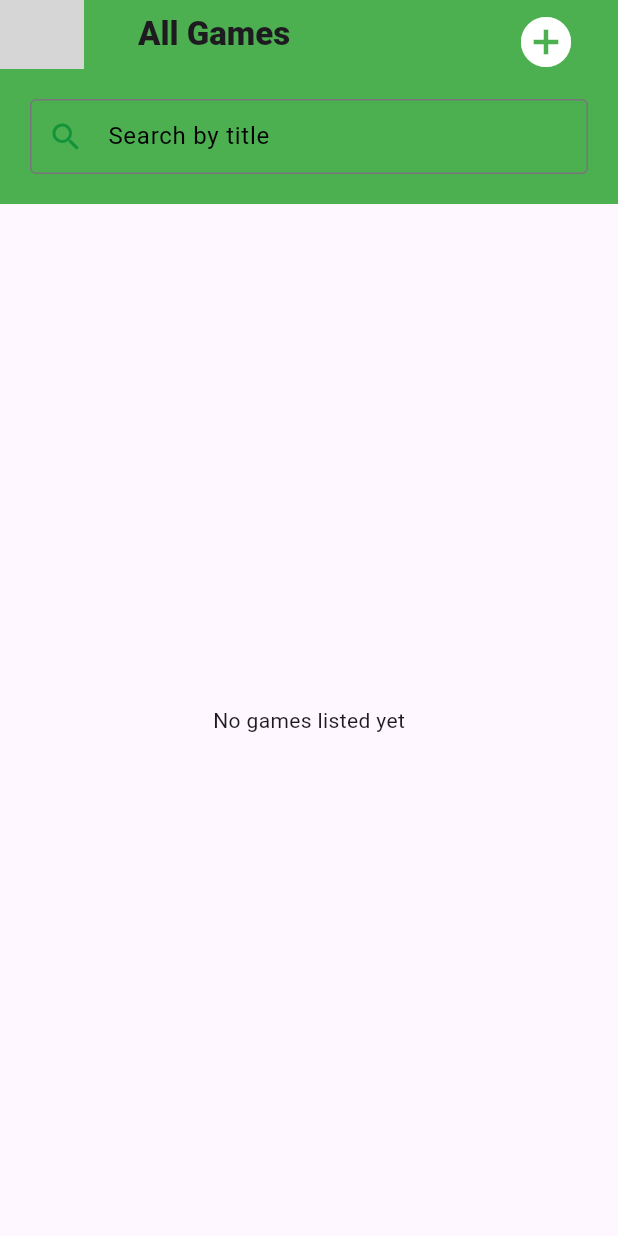
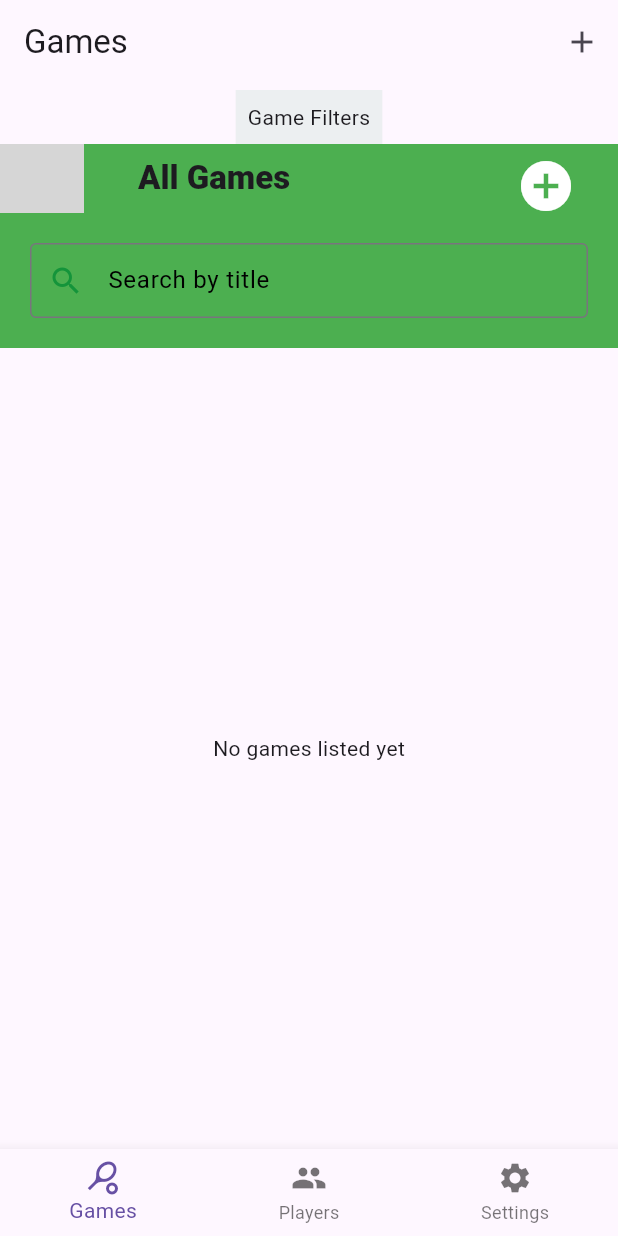
Before and after one commit to SyBorg00/badminton_app, a Flutter app: the screen it shows after launch, on a phone screen of 412 x 824 dp. Run offline on Flutter 3.47's test engine with Material 3 defaults, Android fonts, the phone set to English and light mode, and no system bars; grey boxes are pictures that could not be loaded.

Commit message:
finally made a centralized widget with bottomnavbar

```diff
--- a/lib/game_list.dart
+++ b/lib/game_list.dart
@@ -4,7 +4,8 @@ import 'package:badminton_app/widgets/game_card.dart';
 import 'package:flutter/material.dart';
 
 class GameList extends StatefulWidget {
-  const GameList({super.key});
+  final void Function(BuildContext context)? onAddGame;
+  const GameList({super.key, this.onAddGame});
 
   @override
   State<GameList> createState() => _GameListState();
@@ -169,16 +170,16 @@ class _GameListState extends State<GameList> {
         ),
       ),
       body: Center(
-        child: gameList.isEmpty
+        child: filteredGameList.isEmpty
             ? const Text("No games listed yet")
             : ListView.builder(
-                itemCount: gameList.length,
+                itemCount: filteredGameList.length,
                 itemBuilder: (BuildContext context, int index) {
                   return Dismissible(
-                    key: ValueKey(gameList[index]),
+                    key: ValueKey(filteredGameList[index]),
                     direction: DismissDirection.horizontal,
                     confirmDismiss: (direction) =>
-                        _confirmDelete(context, gameList[index]),
+                        _confirmDelete(context, filteredGameList[index]),
                     onDismissed: (_) => {
                       setState(() {
                         filteredGameList.removeAt(index);
--- /dev/null
+++ b/lib/home_screen.dart
@@ -0,0 +1,102 @@
+import 'package:flutter/material.dart';
+import 'game_list.dart';
+import 'player_list.dart';
+import 'user_settings.dart';
+
+class Home extends StatefulWidget {
+  const Home({super.key});
+
+  @override
+  State<Home> createState() => _HomeState();
+}
+
+class _HomeState extends State<Home> {
+  int _currentIndex = 0;
+
+  late final List<Widget> _pages = [
+    const GameList(),
+    const PlayerList(),
+    const UserSettings(),
+  ];
+
+  late final List<AppBarConfig> _appBars = [
+    //for the game list section
+    AppBarConfig(
+      title: const Text("Games"),
+      actionsBuilder: (context) => [
+        IconButton(
+          icon: const Icon(Icons.add),
+          tooltip: 'Add Game',
+          onPressed: () => (_pages[0] as GameList).onAddGame?.call(context),
+        ),
+      ],
+      bottom: PreferredSize(
+        preferredSize: const Size.fromHeight(40),
+        child: Container(
+          color: Colors.blueGrey.shade50,
+          padding: const EdgeInsets.all(8),
+          child: const Text("Game Filters", style: TextStyle(fontSize: 14)),
+        ),
+      ),
+    ),
+
+    //for the player list section
+    AppBarConfig(
+      title: const Text("Players"),
+      actionsBuilder: (context) => [
+        IconButton(
+          icon: const Icon(Icons.person_add),
+          tooltip: 'Add Player',
+          onPressed: () => (_pages[1] as PlayerList).onAddPlayer?.call(context),
+        ),
+      ],
+    ),
+
+    //for the settings section
+    AppBarConfig(
+      title: const Text("Settings"),
+      actionsBuilder: (context) => [],
+    ),
+  ];
+
+  @override
+  Widget build(BuildContext context) {
+    final appBarConfig = _appBars[_currentIndex];
+
+    return Scaffold(
+      appBar: AppBar(
+        title: appBarConfig.title,
+        actions: appBarConfig.actionsBuilder(context),
+        bottom: appBarConfig.bottom,
+      ),
+      body: _pages[_currentIndex],
+      bottomNavigationBar: BottomNavigationBar(
+        currentIndex: _currentIndex,
+        onTap: (index) => setState(() => _currentIndex = index),
+        items: const [
+          BottomNavigationBarItem(
+            icon: Icon(Icons.sports_tennis),
+            label: "Games",
+          ),
+          BottomNavigationBarItem(icon: Icon(Icons.people), label: "Players"),
+          BottomNavigationBarItem(
+            icon: Icon(Icons.settings),
+            label: "Settings",
+          ),
+        ],
+      ),
+    );
+  }
+}
+
+class AppBarConfig {
+  final Widget title;
+  final List<Widget> Function(BuildContext) actionsBuilder;
+  final PreferredSizeWidget? bottom;
+
+  const AppBarConfig({
+    required this.title,
+    required this.actionsBuilder,
+    this.bottom,
+  });
+}
--- a/lib/main.dart
+++ b/lib/main.dart
@@ -1,5 +1,4 @@
-import 'package:badminton_app/game_list.dart';
-import 'package:badminton_app/player_list.dart';
+import 'package:badminton_app/home_screen.dart';
 import 'package:flutter/material.dart';
 
 void main() {
@@ -12,7 +11,7 @@ class MainApp extends StatelessWidget {
   @override
   Widget build(BuildContext context) {
     return const MaterialApp(
-      home: GameList(),
+      home: Home(),
       debugShowCheckedModeBanner: false,
     );
   }
--- a/lib/player_list.dart
+++ b/lib/player_list.dart
@@ -5,7 +5,8 @@ import 'package:badminton_app/player_edit.dart';
 import 'package:badminton_app/widgets/player_card.dart';
 
 class PlayerList extends StatefulWidget {
-  const PlayerList({super.key});
+  final void Function(BuildContext context)? onAddPlayer;
+  const PlayerList({super.key, this.onAddPlayer});
 
   @override
   State<PlayerList> createState() => _PlayerListState();
```
Also changed, not shown: lib/widgets/player_level_chip.dart (added, +62 -0 lines).
